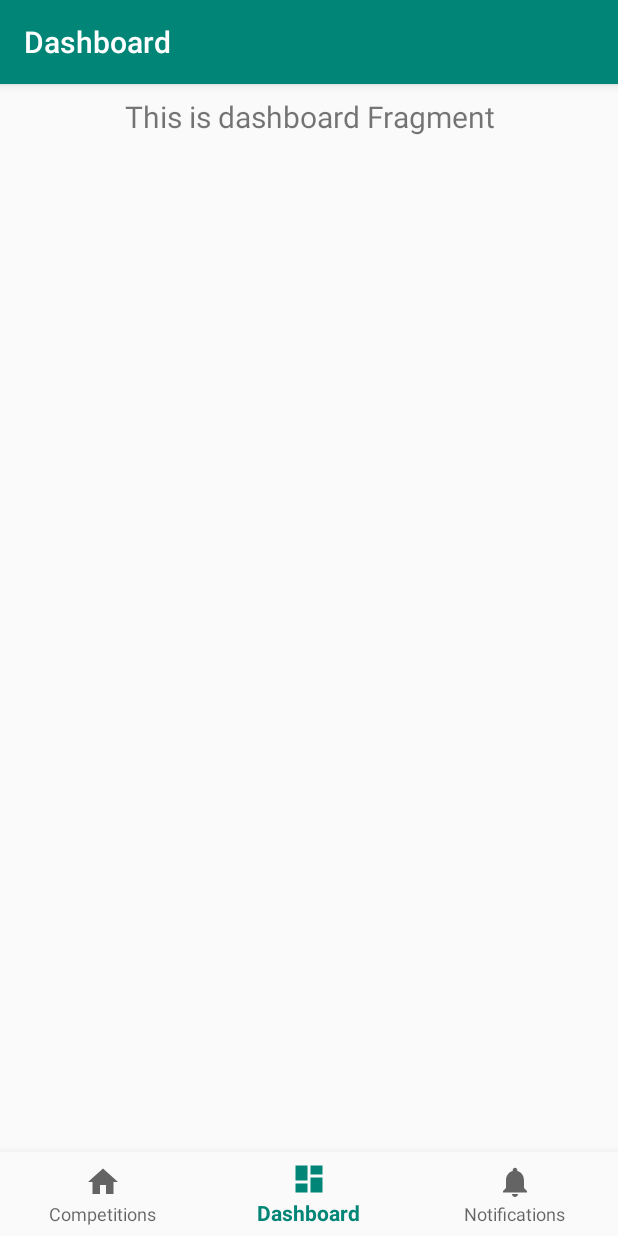
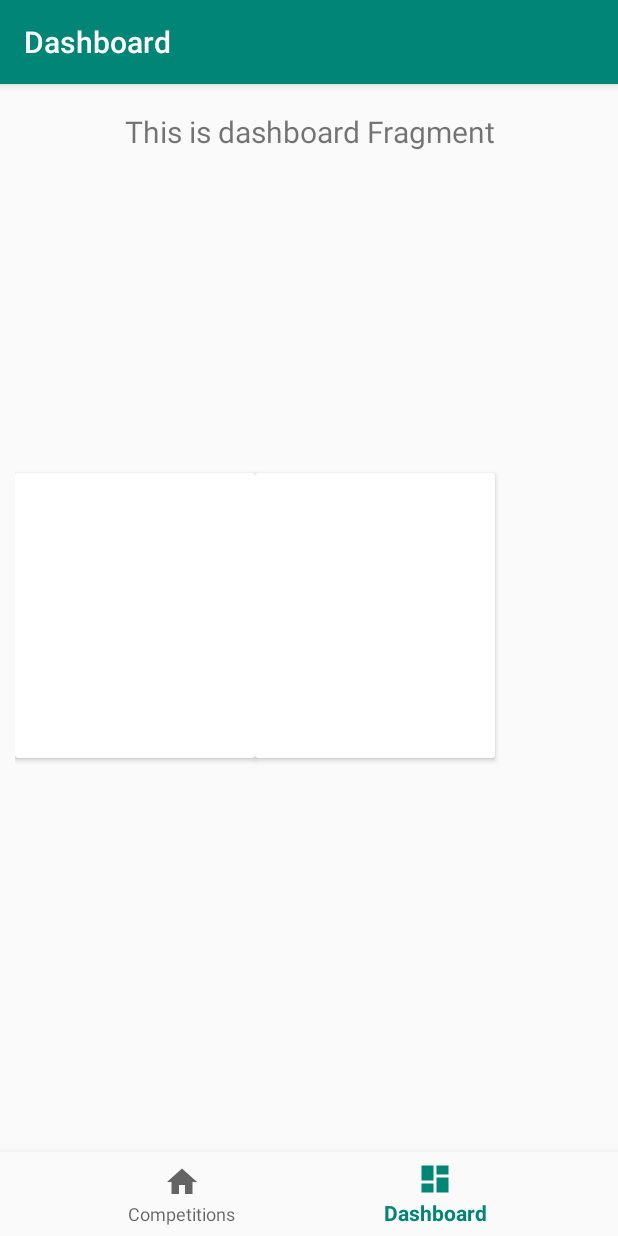
Before and after one commit to saeed4u/football-match-fixtures, an Android app: the DashboardFragment screen opened through its navigation route, on a phone screen of 412 x 824 dp. Run offline under Robolectric (Android 15) with nearby library versions, the phone set to English and light mode, and no system bars; our stand-ins replace Dagger/Hilt's generated code, Timber, navigation-ui; 2 statements that could not run were skipped.

Commit message:
dashboard ui

```diff
--- a/app/src/main/java/com/saeed/android/scoreline/di/module/sub/MainActivityFragmentModule.kt
+++ b/app/src/main/java/com/saeed/android/scoreline/di/module/sub/MainActivityFragmentModule.kt
@@ -2,7 +2,6 @@ package com.saeed.android.scoreline.di.module.sub
 
 import com.saeed.android.scoreline.ui.dashboard.DashboardFragment
 import com.saeed.android.scoreline.ui.home.HomeFragment
-import com.saeed.android.scoreline.ui.notifications.NotificationsFragment
 import dagger.Module
 import dagger.android.ContributesAndroidInjector
 
@@ -19,7 +18,4 @@ abstract class MainActivityFragmentModule {
     @ContributesAndroidInjector
     abstract fun providesHomeFragment(): HomeFragment
 
-    @ContributesAndroidInjector
-    abstract fun providesNotificationsFragment(): NotificationsFragment
-
 }
--- a/app/src/main/java/com/saeed/android/scoreline/ui/BaseFragment.kt
+++ b/app/src/main/java/com/saeed/android/scoreline/ui/BaseFragment.kt
@@ -7,8 +7,6 @@ import com.saeed.android.scoreline.ui.dashboard.DashboardFragment
 import com.saeed.android.scoreline.ui.dashboard.DashboardViewModel
 import com.saeed.android.scoreline.ui.home.HomeFragment
 import com.saeed.android.scoreline.ui.home.HomeViewModel
-import com.saeed.android.scoreline.ui.notifications.NotificationsFragment
-import com.saeed.android.scoreline.ui.notifications.NotificationsViewModel
 import com.saeed.android.scoreline.util.ViewModelFactory
 import dagger.android.support.DaggerFragment
 import javax.inject.Inject
@@ -35,9 +33,6 @@ abstract class BaseFragment : DaggerFragment() {
                 this,
                 viewModelFactory
             ).get(HomeViewModel::class.java)
-            is NotificationsFragment -> ViewModelProviders.of(this, viewModelFactory).get(
-                NotificationsViewModel::class.java
-            )
             else -> null
         }
     }
--- a/app/src/main/java/com/saeed/android/scoreline/ui/MainActivity.kt
+++ b/app/src/main/java/com/saeed/android/scoreline/ui/MainActivity.kt
@@ -21,8 +21,7 @@ class MainActivity : BaseActivity() {
         val appBarConfiguration = AppBarConfiguration(
             setOf(
                 R.id.navigation_home,
-                R.id.navigation_dashboard,
-                R.id.navigation_notifications
+                R.id.navigation_dashboard
             )
         )
         setupActionBarWithNavController(navController, appBarConfiguration)
--- a/app/src/main/res/layout/fragment_dashboard.xml
+++ b/app/src/main/res/layout/fragment_dashboard.xml
@@ -1,9 +1,31 @@
 <?xml version="1.0" encoding="utf-8"?>
-<androidx.constraintlayout.widget.ConstraintLayout
-        xmlns:android="http://schemas.android.com/apk/res/android"
+<androidx.constraintlayout.widget.ConstraintLayout xmlns:android="http://schemas.android.com/apk/res/android"
         xmlns:app="http://schemas.android.com/apk/res-auto"
         android:layout_width="match_parent"
+        android:padding="10dp"
         android:layout_height="match_parent">
+
+    <androidx.cardview.widget.CardView
+            android:layout_width="160dp"
+            android:id="@+id/teams"
+            android:layout_height="190dp"
+            app:layout_constraintStart_toStartOf="parent"
+            app:layout_constraintTop_toTopOf="parent"
+            app:layout_constraintBottom_toBottomOf="parent">
+
+
+    </androidx.cardview.widget.CardView>
+
+
+    <androidx.cardview.widget.CardView
+            android:layout_width="160dp"
+            android:layout_height="190dp"
+            app:layout_constraintStart_toEndOf="@id/teams"
+            app:layout_constraintTop_toTopOf="parent"
+            app:layout_constraintBottom_toBottomOf="parent">
+
+
+    </androidx.cardview.widget.CardView>
 
     <TextView
             android:id="@+id/text_dashboard"
@@ -16,5 +38,5 @@
             android:textSize="20sp"
             app:layout_constraintEnd_toEndOf="parent"
             app:layout_constraintStart_toStartOf="parent"
-            app:layout_constraintTop_toTopOf="parent"/>
+            app:layout_constraintTop_toTopOf="parent" />
 </androidx.constraintlayout.widget.ConstraintLayout>
--- a/app/src/main/res/menu/bottom_nav_menu.xml
+++ b/app/src/main/res/menu/bottom_nav_menu.xml
@@ -11,9 +11,4 @@
             android:icon="@drawable/ic_dashboard_black_24dp"
             android:title="@string/title_dashboard"/>
 
-    <item
-            android:id="@+id/navigation_notifications"
-            android:icon="@drawable/ic_notifications_black_24dp"
-            android:title="@string/title_notifications"/>
-
 </menu>
--- a/app/src/main/res/navigation/mobile_navigation.xml
+++ b/app/src/main/res/navigation/mobile_navigation.xml
@@ -17,9 +17,4 @@
             android:label="@string/title_dashboard"
             tools:layout="@layout/fragment_dashboard"/>
 
-    <fragment
-            android:id="@+id/navigation_notifications"
-            android:name="com.saeed.android.scoreline.ui.notifications.NotificationsFragment"
-            android:label="@string/title_notifications"
-            tools:layout="@layout/fragment_notifications"/>
 </navigation>
```
Also changed, not shown: app/src/main/java/com/saeed/android/scoreline/ui/notifications/NotificationsFragment.kt (deleted, +0 -31 lines), app/src/main/java/com/saeed/android/scoreline/ui/notifications/NotificationsViewModel.kt (deleted, +0 -13 lines).
